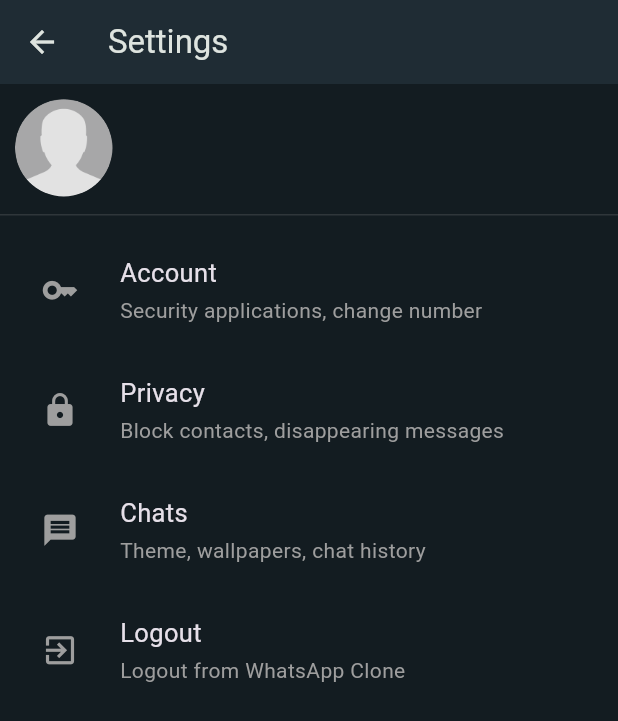
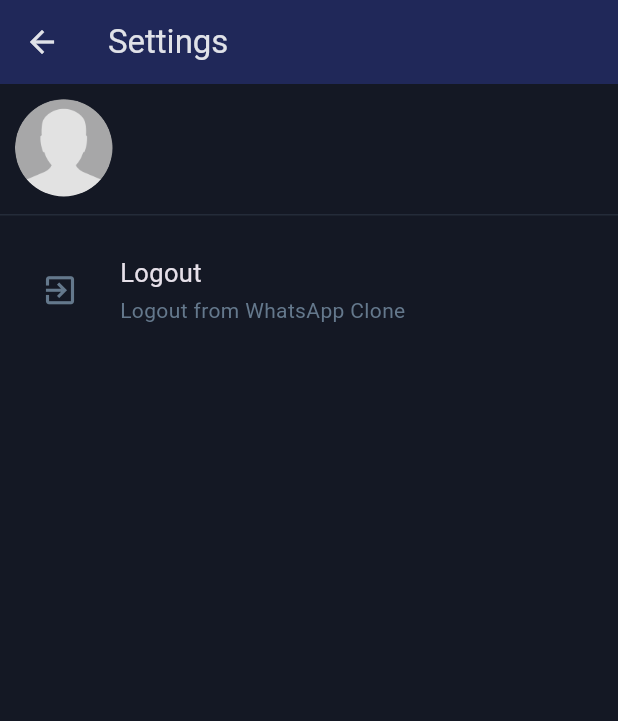
Before and after one commit to anmol983/chitter_chatter_, a Flutter app: the SettingsPage screen opened directly with empty values, on a phone screen of 412 x 824 dp. Shown: the top 721 px of the screen. Run offline on Flutter 3.47's test engine with Material 3 defaults, Android fonts, the phone set to English and light mode, and no system bars; our stand-ins replace bloc, cached_network_image, cloud_firestore, emoji_picker_flutter, equatable, file_picker and 14 more; missing offline and left inert: agora_uikit, flutter_pin_code_fields, flutter_sound, flutter_story_view, giphy_picker; accounts and stored records are empty; project files that could hold a hidden picture were left out.

Commit message:
Theme Change and animation

```diff
--- a/lib/features/app/settings/settings_page.dart
+++ b/lib/features/app/settings/settings_page.dart
@@ -129,21 +129,6 @@ class _SettingsPageState extends State<SettingsPage> {
             height: 10,
           ),
           _settingsItemWidget(
-              title: "Account",
-              description: "Security applications, change number",
-              icon: Icons.key,
-              onTap: () {}),
-          _settingsItemWidget(
-              title: "Privacy",
-              description: "Block contacts, disappearing messages",
-              icon: Icons.lock,
-              onTap: () {}),
-          _settingsItemWidget(
-              title: "Chats",
-              description: "Theme, wallpapers, chat history",
-              icon: Icons.message,
-              onTap: () {}),
-          _settingsItemWidget(
               title: "Logout",
               description: "Logout from WhatsApp Clone",
               icon: Icons.exit_to_app,
@@ -161,11 +146,12 @@ class _SettingsPageState extends State<SettingsPage> {
     );
   }
 
-  _settingsItemWidget(
-      {String? title,
-      String? description,
-      IconData? icon,
-      VoidCallback? onTap}) {
+  Widget _settingsItemWidget({
+    required String title,
+    required String description,
+    required IconData icon,
+    required VoidCallback onTap,
+  }) {
     return GestureDetector(
       onTap: onTap,
       child: Row(
@@ -177,25 +163,26 @@ class _SettingsPageState extends State<SettingsPage> {
               icon,
               color: greyColor,
               size: 25,
-              )),
+            ),
+          ),
           Expanded(
             child: Column(
               crossAxisAlignment: CrossAxisAlignment.start,
               children: [
                 Text(
-                  "$title",
+                  title,
                   style: const TextStyle(fontSize: 17),
                 ),
                 const SizedBox(
                   height: 3,
                 ),
                 Text(
-                  "$description",
+                  description,
                   style: const TextStyle(color: greyColor),
-                )
+                ),
               ],
             ),
-          )
+          ),
         ],
       ),
     );
--- a/lib/features/app/theme/style.dart
+++ b/lib/features/app/theme/style.dart
@@ -1,18 +1,24 @@
 import 'package:flutter/material.dart';
 
-const backgroundColor = Color.fromRGBO(19, 28, 33, 1);
-const textColor = Color.fromRGBO(241, 241, 242, 1);
-const appBarColor = Color.fromRGBO(31, 44, 52, 1);
-const bottomAttachContainerColor = Color.fromRGBO(38, 54, 65, 1.0);
-const webAppBarColor = Color.fromRGBO(42, 47, 50, 1);
-const messageColor = Color.fromRGBO(5, 96, 98, 1);
-const senderMessageColor = Color.fromRGBO(37, 45, 49, 1);
-const tabColor = Color.fromRGBO(0, 167, 131, 1);
-const searchBarColor = Color.fromRGBO(50, 55, 57, 1);
-const dividerColor = Color.fromRGBO(37, 45, 50, 1);
-const chatBarMessage = Color.fromRGBO(30, 36, 40, 1);
-const mobileChatBoxColor = Color.fromRGBO(31, 44, 52, 1);
-const lightGreyColor = Colors.white70;
-const greyColor = Colors.grey;
+// Define your colors with blueish tones
+const backgroundColor =
+    Color.fromRGBO(20, 24, 36, 1); // Darker blueish background
+const textColor = Color.fromRGBO(225, 230, 237, 1); // Light blueish text
+const appBarColor = Color.fromRGBO(32, 40, 89, 1); // Blueish app bar
+const bottomAttachContainerColor =
+    Color.fromRGBO(25, 30, 55, 1); // Dark blueish bottom attach container
+const webAppBarColor = Color.fromRGBO(21, 33, 50, 1); // Blueish web app bar
+const messageColor = Color.fromRGBO(61, 88, 114, 1); // Blueish message
+const senderMessageColor =
+    Color.fromRGBO(28, 50, 79, 1); // Dark blueish sender message
+const tabColor = Color.fromRGBO(86, 134, 180, 1); // Light blueish tab
+const searchBarColor = Color.fromRGBO(24, 44, 70, 1); // Blueish search bar
+const dividerColor = Color.fromRGBO(19, 37, 60, 1); // Dark blueish divider
+const chatBarMessage =
+    Color.fromRGBO(75, 120, 160, 1); // Blueish chat bar message
+const mobileChatBoxColor =
+    Color.fromRGBO(30, 52, 72, 1); // Dark blueish mobile chat box
+const lightGreyColor = Color.fromRGBO(170, 200, 230, 1); // Light blueish grey
+const greyColor = Color.fromRGBO(100, 120, 140, 1); // Blueish grey
 const blackColor = Colors.black;
 const whiteColor = Colors.white;
--- a/lib/main.dart
+++ b/lib/main.dart
@@ -77,9 +77,7 @@ class MyApp extends StatelessWidget {
         debugShowCheckedModeBanner: false,
         theme: ThemeData.dark().copyWith(
           colorScheme: ColorScheme.fromSeed(
-              seedColor: tabColor,
-              brightness: Brightness.dark
-          ),
+              seedColor: tabColor, brightness: Brightness.dark),
           scaffoldBackgroundColor: backgroundColor,
           dialogBackgroundColor: appBarColor,
           appBarTheme: const AppBarTheme(
```
Also changed, not shown: lib/features/chat/presentation/pages/single_chat_page.dart (+0 -14 lines), lib/routes/on_generate_routes.dart (+33 -36 lines). Lines whose indentation alone changed are shown as unchanged.
